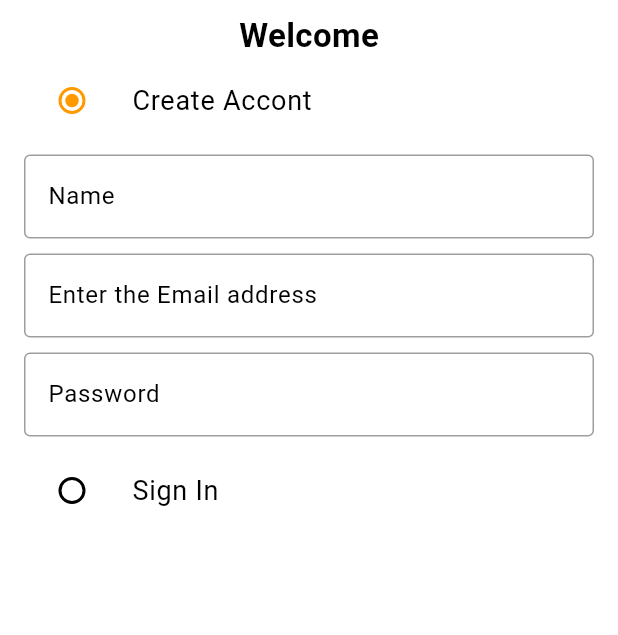
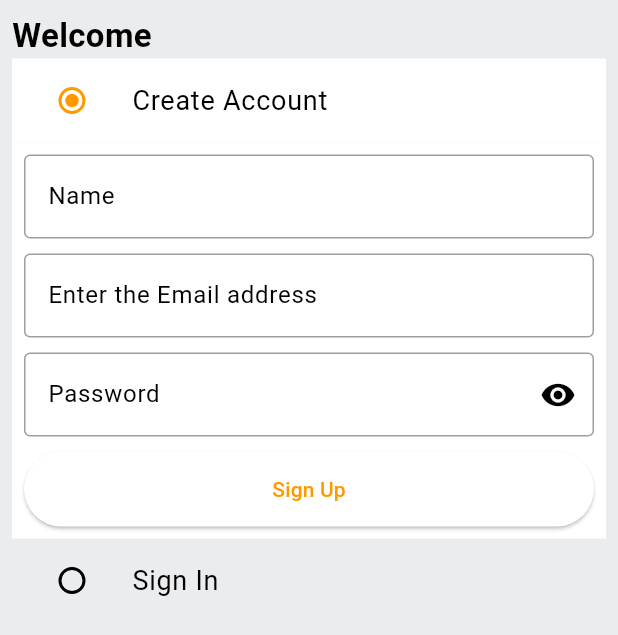
Before and after one commit to Sumit0071/amazon_clone-App-, a Flutter app: the screen it shows after launch, on a phone screen of 412 x 824 dp. Shown: the top 635 px of the screen. Run offline on Flutter 3.47's test engine with Material 3 defaults, Android fonts, the phone set to English and light mode, and no system bars.

Commit message:
auth page add

```diff
--- a/lib/common/widgets/custom_button.dart
+++ b/lib/common/widgets/custom_button.dart
@@ -0,0 +1,20 @@
+import 'package:flutter/material.dart';
+
+class CustomButton extends StatelessWidget {
+  final String text;
+  final VoidCallback onTap;
+  const CustomButton({super.key, required this.onTap, required this.text});
+
+  @override
+  Widget build(BuildContext context) {
+    return ElevatedButton(
+
+        onPressed: onTap,
+        style: ElevatedButton.styleFrom(
+          minimumSize: const Size(double.infinity, 50),
+        ),
+        child: Text(
+          text,
+        ));
+  }
+}
--- a/lib/common/widgets/custom_textfield.dart
+++ b/lib/common/widgets/custom_textfield.dart
@@ -24,3 +24,54 @@ class CustomTextField extends StatelessWidget {
     );
   }
 }
+
+// ignore: must_be_immutable
+class CustomPasswordField extends StatefulWidget {
+  final TextEditingController controller;
+  final String hintText;
+  bool isPassWord = true;
+
+  CustomPasswordField({
+    required this.controller,
+    required this.hintText,
+  });
+
+  @override
+  _CustomPasswordFieldState createState() => _CustomPasswordFieldState();
+}
+
+class _CustomPasswordFieldState extends State<CustomPasswordField> {
+  @override
+  Widget build(BuildContext context) {
+    void togglePassword() {
+      setState(() {
+        widget.isPassWord = !widget.isPassWord;
+      });
+    }
+
+    return TextFormField(
+      obscureText: widget.isPassWord,
+      controller: widget.controller,
+      decoration: InputDecoration(
+        hintText: widget.hintText,
+        suffixIcon: IconButton(
+          onPressed: togglePassword,
+          icon: widget.isPassWord
+              ? const Icon(Icons.visibility)
+              : const Icon(Icons.visibility_off),
+        ),
+        border: const OutlineInputBorder(
+          borderSide: BorderSide(
+            color: Colors.black38,
+          ),
+        ),
+        enabledBorder: const OutlineInputBorder(
+          borderSide: BorderSide(
+            color: Colors.black38,
+          ),
+        ),
+      ),
+      validator: (val) {},
+    );
+  }
+}
--- a/lib/constants/global_variables.dart
+++ b/lib/constants/global_variables.dart
@@ -12,7 +12,7 @@ class GlobalVariables {
 
   static const secondaryColor = Color.fromRGBO(255, 153, 0, 1);
   static const backgroundColor = Colors.white;
-  static const Color greyBackgroundCOlor = Color(0xffebecee);
+  static const Color greyBackgroundColor = Color(0xffebecee);
   static var selectedNavBarColor = Colors.cyan[800]!;
   static const unselectedNavBarColor = Colors.black87;
 
--- a/lib/features/auth/screens/auth_screen.dart
+++ b/lib/features/auth/screens/auth_screen.dart
@@ -1,9 +1,7 @@
+import 'package:amazon_clone/common/widgets/custom_button.dart';
 import 'package:amazon_clone/common/widgets/custom_textfield.dart';
 import 'package:amazon_clone/constants/global_variables.dart';
-import 'package:flutter/cupertino.dart';
 import 'package:flutter/material.dart';
-import 'package:flutter/rendering.dart';
-import 'package:flutter/widgets.dart';
 
 enum Auth { signIn, signUp }
 
@@ -26,6 +24,7 @@ class _AuthScreenState extends State<AuthScreen> {
   @override
   void dispose() {
     // TODO: implement dispose
+
     super.dispose();
     _emailController.dispose();
     _passwordController.dispose();
@@ -35,17 +34,21 @@ class _AuthScreenState extends State<AuthScreen> {
   @override
   Widget build(BuildContext context) {
     return Scaffold(
-        backgroundColor: GlobalVariables.backgroundColor,
+        backgroundColor: GlobalVariables.greyBackgroundColor,
         body: SafeArea(
             child: Padding(
           padding: const EdgeInsets.all(8.0),
           child: Column(
+            crossAxisAlignment: CrossAxisAlignment.start,
             children: [
               const Text('Welcome',
                   style: TextStyle(fontSize: 22, fontWeight: FontWeight.bold)),
               ListTile(
-                title:
-                    const Text('Create Accont', style: TextStyle(fontSize: 18)),
+                tileColor: _auth == Auth.signUp
+                    ? GlobalVariables.backgroundColor
+                    : GlobalVariables.greyBackgroundColor,
+                title: const Text('Create Account',
+                    style: TextStyle(fontSize: 18)),
                 leading: Radio(
                   activeColor: GlobalVariables.secondaryColor,
                   value: Auth.signUp,
@@ -75,10 +78,12 @@ class _AuthScreenState extends State<AuthScreen> {
                           hintText: 'Enter the Email address',
                         ),
                         const SizedBox(height: 10.0),
-                        CustomTextField(
+                        CustomPasswordField(
                           controller: _passwordController,
                           hintText: 'Password',
-                        )
+                        ),
+                        const SizedBox(height: 10),
+                        CustomButton(onTap: () {}, text: 'Sign Up')
                       ],
                     ),
                   ),
@@ -95,7 +100,29 @@ class _AuthScreenState extends State<AuthScreen> {
                     });
                   },
                 ),
-              )
+              ),
+              if (_auth == Auth.signIn)
+                Container(
+                  color: GlobalVariables.backgroundColor,
+                  padding: const EdgeInsets.all(8),
+                  child: Form(
+                    key: _signInFormKey,
+                    child: Column(
+                      children: [
+                        CustomTextField(
+                            controller: _emailController,
+                            hintText: "Enter the Email"),
+                        const SizedBox(height: 10.0),
+                        CustomPasswordField(
+                          controller: _passwordController,
+                          hintText: "Password",
+                        ),
+                        const SizedBox(height: 10),
+                        CustomButton(onTap: () {}, text: 'Sign In')
+                      ],
+                    ),
+                  ),
+                )
             ],
           ),
         )));
--- a/lib/main.dart
+++ b/lib/main.dart
@@ -15,6 +15,7 @@ class MyApp extends StatelessWidget {
   Widget build(BuildContext context) {
     return MaterialApp(
         title: 'Amazon-clone',
+        debugShowCheckedModeBanner: false,
         theme: ThemeData(
           scaffoldBackgroundColor: GlobalVariables.backgroundColor,
           colorScheme: const ColorScheme.light(
```
Also changed, not shown: 6 other files.
